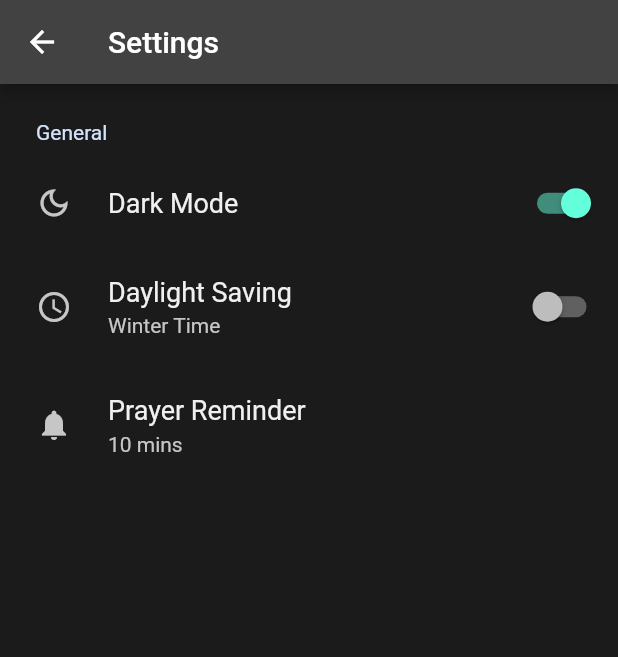
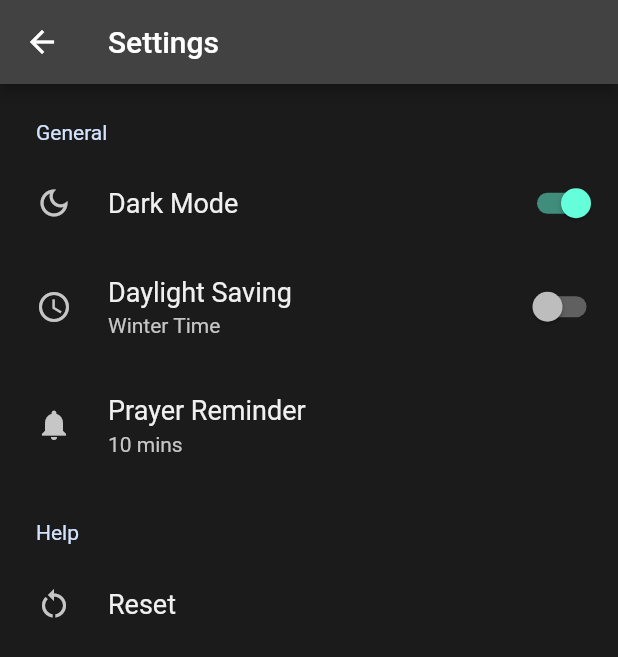
Before and after one commit to othman98shawgan/mawaqit, a Flutter app: the SettingsPage screen opened by its route, on a phone screen of 412 x 824 dp. Shown: the top 657 px of the screen. Run offline on Flutter 3.47's test engine with Material 2 defaults, Android fonts, the phone set to English and light mode, and no system bars; drawn by our look-alikes of settings_ui; our stand-ins replace flutter_local_notifications, jiffy, rxdart, shared_preferences, timer_builder, timezone; accounts and stored records are empty.

Commit message:
#60: add reset button

```diff
--- a/lib/ui/settings_page.dart
+++ b/lib/ui/settings_page.dart
@@ -86,6 +86,16 @@ class _SettingsPageState extends State<SettingsPage> {
                   ),
                 ],
               ),
+              SettingsSection(title: const Text('Help'), tiles: [
+                SettingsTile.navigation(
+                  title: const Text('Reset'),
+                  leading: const Icon(Icons.restart_alt),
+                  onPressed: (context) async {
+                    widget.updateSummerTime!();
+                    Navigator.pop(context);
+                  },
+                ),
+              ]),
             ],
           ),
         ),
```
